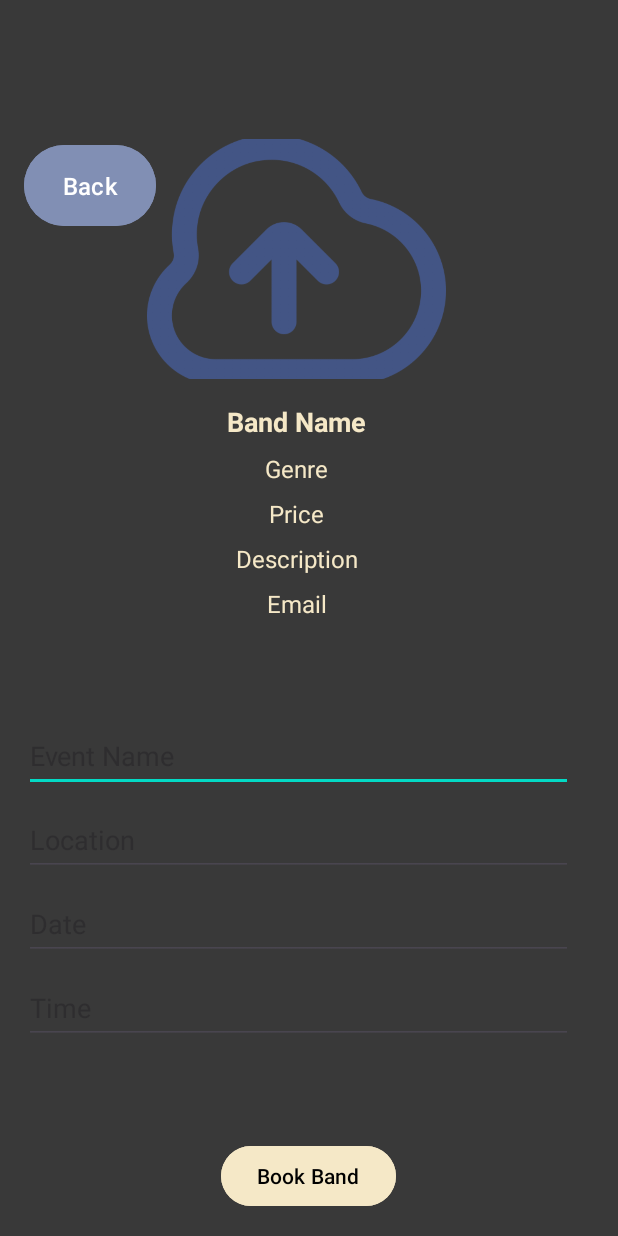
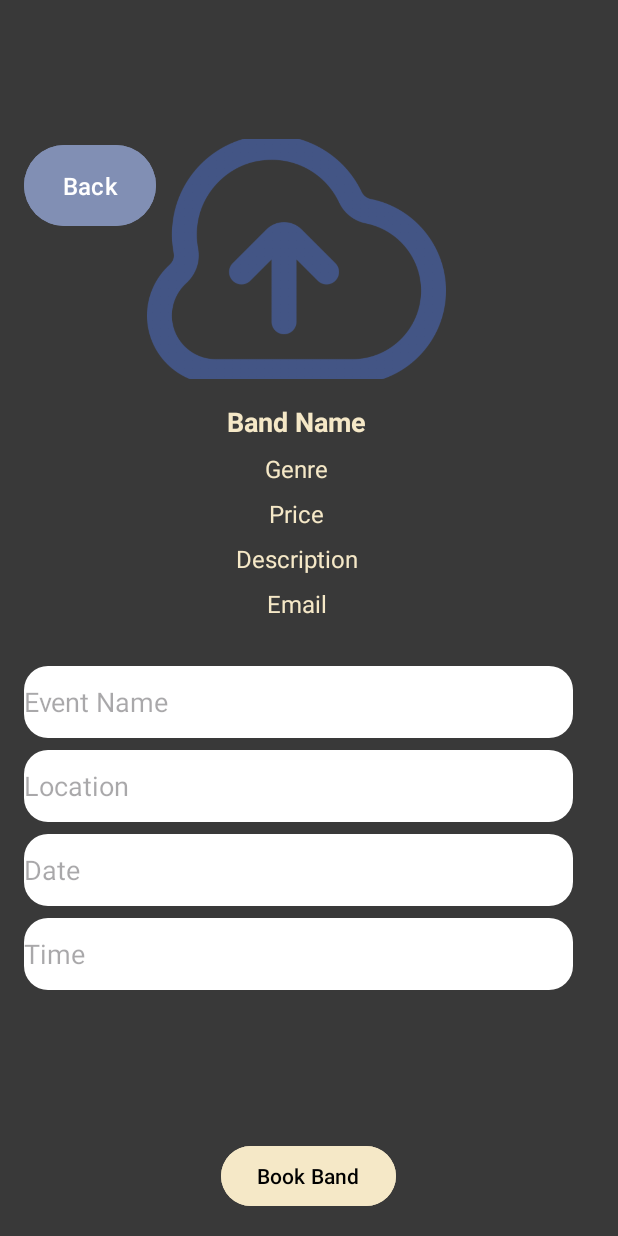
Before and after one commit to PHY5ZEKE/BookABand, an Android app: the BandDetails screen opened directly, with no data from a screen before it, on a phone screen of 412 x 824 dp. Run offline under Robolectric (Android 15) with nearby library versions, the phone set to English and light mode, and no system bars; our stand-ins replace Firebase (no records; nobody signed in at launch, a user with empty details on screens opened directly); 7 statements that could not run were skipped.

Commit message:
color changes

```diff
--- a/app/src/main/res/layout/activity_band_details.xml
+++ b/app/src/main/res/layout/activity_band_details.xml
@@ -95,15 +95,19 @@
     </ScrollView>
 
     <!-- Booking Form Section -->
+
+
     <RelativeLayout
         android:layout_width="366dp"
         android:layout_height="328dp"
-        android:layout_alignParentBottom="true">
+        android:layout_alignParentBottom="true"
+        android:layout_marginBottom="36dp">
 
         <EditText
             android:id="@+id/eventNameEditText"
             android:layout_width="match_parent"
             android:layout_height="wrap_content"
+            android:background="@drawable/rounded_edittext_background"
             android:hint="Event Name"
             android:inputType="text"
             android:minHeight="48dp"
@@ -116,6 +120,7 @@
             android:layout_height="wrap_content"
             android:layout_below="@id/eventNameEditText"
             android:layout_marginTop="8dp"
+            android:background="@drawable/rounded_edittext_background"
             android:hint="Location"
             android:inputType="text"
             android:minHeight="48dp"
@@ -127,6 +132,7 @@
             android:layout_height="wrap_content"
             android:layout_below="@id/locationEditText"
             android:layout_marginTop="8dp"
+            android:background="@drawable/rounded_edittext_background"
             android:focusable="false"
             android:hint="Date"
             android:inputType="none"
@@ -140,6 +146,7 @@
             android:layout_height="wrap_content"
             android:layout_below="@id/dateEditText"
             android:layout_marginTop="8dp"
+            android:background="@drawable/rounded_edittext_background"
             android:focusable="false"
             android:hint="Time"
             android:inputType="none"
@@ -147,7 +154,6 @@
             android:onClick="onTimeClick"
             android:textColor="#F5E8C7" />
     </RelativeLayout>
-
 
     <Button
         android:id="@+id/bookBandButton"
--- a/app/src/main/res/layout/activity_my_bookings.xml
+++ b/app/src/main/res/layout/activity_my_bookings.xml
@@ -66,8 +66,8 @@
 
     <androidx.recyclerview.widget.RecyclerView
         android:id="@+id/myBookingsRecyclerView"
-        android:layout_width="367dp"
-        android:layout_height="406dp"
+        android:layout_width="363dp"
+        android:layout_height="439dp"
         android:layout_alignParentBottom="true"
         android:padding="8dp"
         app:layout_constraintBottom_toBottomOf="parent"
--- a/app/src/main/res/layout/activity_user_dashboard.xml
+++ b/app/src/main/res/layout/activity_user_dashboard.xml
@@ -86,6 +86,7 @@
         android:layout_height="46dp"
         android:backgroundTint="#435585"
         android:text="Book a Band"
+        android:textColor="#F5E8C7"
         app:layout_constraintBottom_toTopOf="@+id/linearLayout"
         app:layout_constraintEnd_toEndOf="parent"
         app:layout_constraintHorizontal_bias="0.497"
--- a/app/src/main/res/layout/band_item.xml
+++ b/app/src/main/res/layout/band_item.xml
@@ -47,6 +47,7 @@
                 android:layout_width="252dp"
                 android:layout_height="27dp"
                 android:text="Name"
+                android:textColor="#000000"
                 android:textSize="20sp"
                 android:textStyle="bold" />
 
@@ -56,6 +57,7 @@
                 android:layout_height="wrap_content"
                 android:layout_marginTop="4dp"
                 android:text="Genre"
+                android:textColor="#000000"
                 android:textSize="12sp" />
 
             <TextView
@@ -64,6 +66,7 @@
                 android:layout_height="wrap_content"
                 android:layout_marginTop="4dp"
                 android:text="Price Range"
+                android:textColor="#000000"
                 android:textSize="14sp" />
         </LinearLayout>
 
```
Also changed, not shown: app/src/main/res/layout/activity_band_list.xml (+14 -6 lines), app/src/main/res/layout/activity_create_band.xml (+5 -5 lines), app/src/main/res/layout/booking_item.xml (+7 -3 lines).
